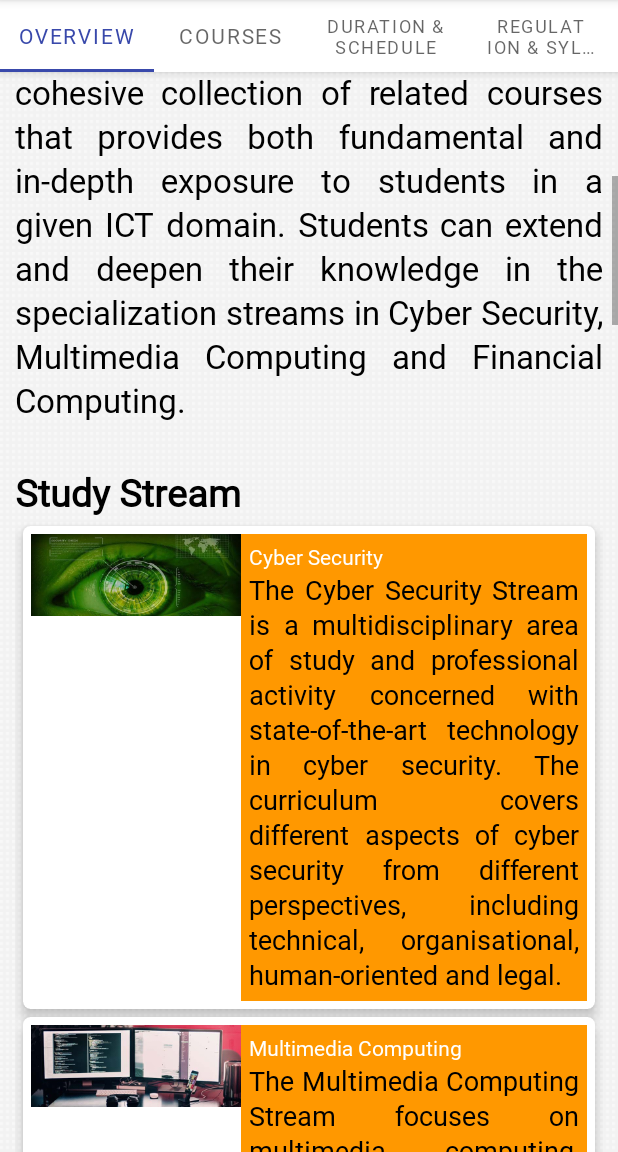
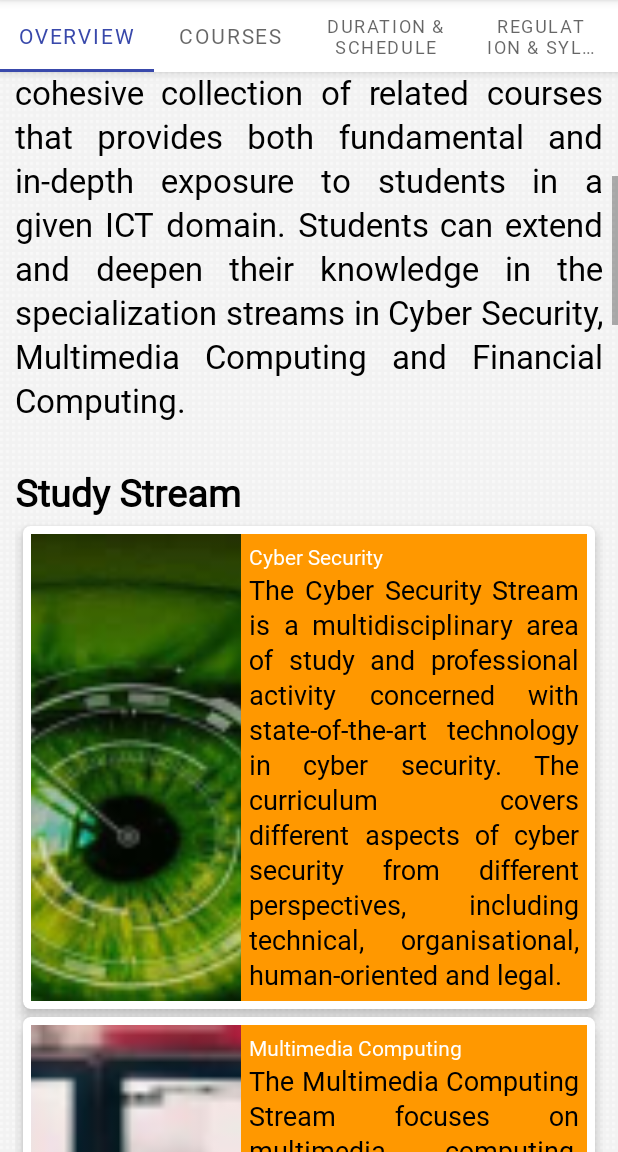
Before and after one commit to hadipash/MScAPP, an Android app: the OverviewFragment screen opened directly, with no data from a screen before it, scrolled down 504 dp, on a phone screen of 412 x 824 dp, the part 84-1236 px from its top. Run offline under Robolectric (Android 15) with nearby library versions, the phone set to English and light mode, and no system bars.

Commit message:
update curriculum fragment

```diff
--- a/app/src/main/res/layout/item_list_stream.xml
+++ b/app/src/main/res/layout/item_list_stream.xml
@@ -13,14 +13,17 @@
 
     <LinearLayout
         android:layout_width="match_parent"
-        android:layout_height="wrap_content">
+        android:layout_height="wrap_content"
+        android:orientation="horizontal">
 
         <ImageView
             android:id="@+id/stream_img"
             android:layout_width="140dp"
-            android:layout_height="wrap_content"
+            android:layout_height="match_parent"
+            android:scaleType="centerCrop"
             android:adjustViewBounds="true"
-            android:scaleType="fitXY" />
+            />
+
         <LinearLayout
             android:layout_width="wrap_content"
             android:layout_height="wrap_content"
```
